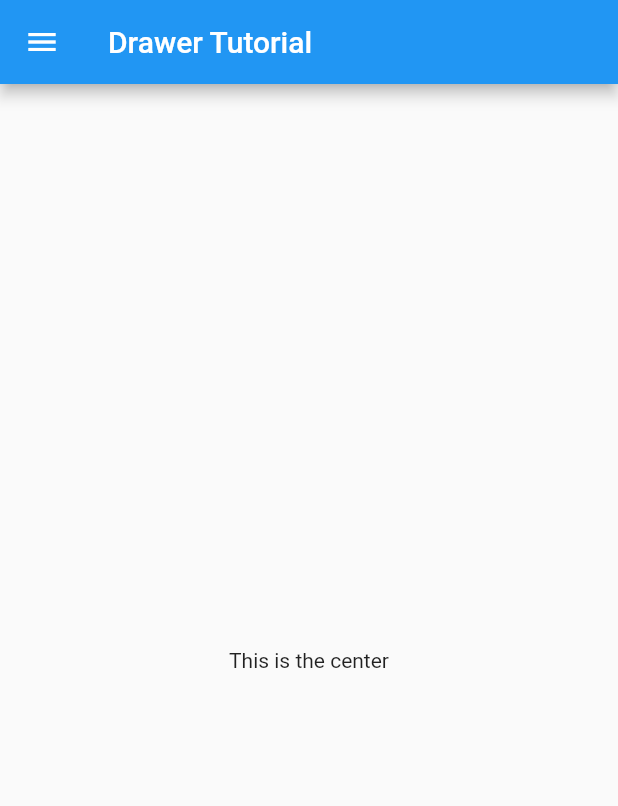
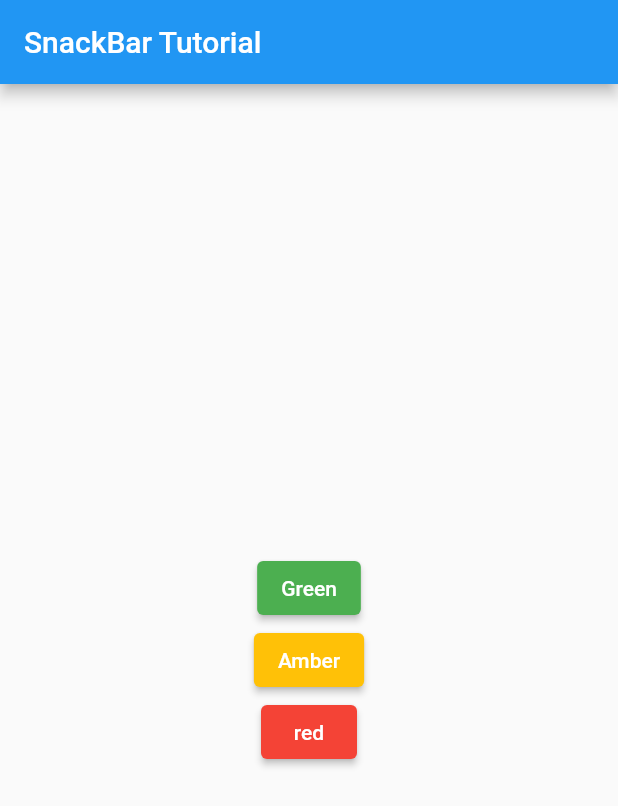
Before and after one commit to uemirhanselim/FLutter-Animations, a Flutter app: the screen it shows after launch, on a phone screen of 412 x 824 dp. Shown: the top 806 px of the screen. Run offline on Flutter 3.47's test engine with Material 2 defaults, Android fonts, the phone set to English and light mode, and no system bars.

Commit message:
Snackbar tutorial has done

```diff
--- /dev/null
+++ b/lib/design/snackbar.dart
@@ -0,0 +1,66 @@
+import 'package:flutter/material.dart';
+
+class SnackBarView extends StatefulWidget {
+  const SnackBarView({Key? key}) : super(key: key);
+  @override
+  State<SnackBarView> createState() => SnackBarViewState();
+}
+
+class SnackBarViewState extends State<SnackBarView> {
+  void showSnackbar(String title, Color color) {
+    SnackBar snackbar = SnackBar(
+      content: Text(title),
+      backgroundColor: color,
+      action: SnackBarAction(
+        label: 'Close',
+        textColor: Colors.white,
+        onPressed: () {},
+      ),
+    );
+
+    ScaffoldMessenger.of(context).showSnackBar(snackbar);
+  }
+
+  @override
+  Widget build(BuildContext context) {
+    return Scaffold(
+      appBar: AppBar(
+        title: const Text("SnackBar Tutorial"),
+      ),
+      body: Center(
+        child: Column(
+          mainAxisAlignment: MainAxisAlignment.center,
+          children: [
+            ElevatedButton(
+                onPressed: () {
+                  showSnackbar('Green', Colors.green);
+                },
+                style: ButtonStyle(
+                  backgroundColor:
+                      MaterialStateColor.resolveWith((states) => Colors.green),
+                ),
+                child: const Text("Green")),
+            ElevatedButton(
+                onPressed: () {
+                  showSnackbar('Amber', Colors.amber);
+                },
+                style: ButtonStyle(
+                  backgroundColor:
+                      MaterialStateColor.resolveWith((states) => Colors.amber),
+                ),
+                child: const Text("Amber")),
+            ElevatedButton(
+                onPressed: () {
+                  showSnackbar('Red', Colors.red);
+                },
+                style: ButtonStyle(
+                  backgroundColor:
+                      MaterialStateColor.resolveWith((states) => Colors.red),
+                ),
+                child: const Text("red")),
+          ],
+        ),
+      ),
+    );
+  }
+}
--- a/lib/main.dart
+++ b/lib/main.dart
@@ -1,6 +1,6 @@
 import 'package:flutter/material.dart';
 
-import 'design/drawer.dart';
+import 'design/snackbar.dart';
 
 void main() {
   runApp(const MyApp());
@@ -14,7 +14,7 @@ class MyApp extends StatelessWidget {
   Widget build(BuildContext context) {
     return const MaterialApp(
       title: 'Flutter Animations',
-      home: DrawerView(),
+      home: SnackBarView(),
     );
   }
 }
```
